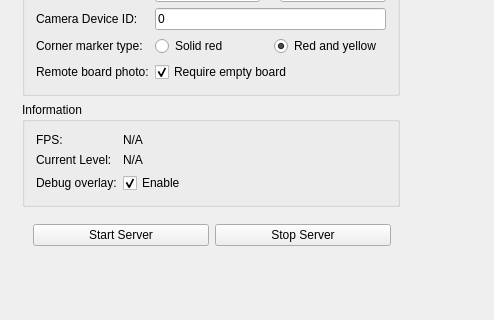
Qt form MirrorServer/Server/mainwindow.ui (thijser/ARGAME) before a commit; both pictures show x 0 to 494 and y 101 to 421 of the 828 by 522 pixel window.
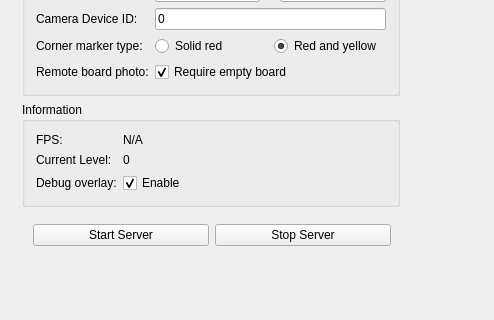
The same form after that commit.

Commit message: Set MirrorServer initial level to 0

The edit to the form file:
```diff
--- a/MirrorServer/Server/mainwindow.ui
+++ b/MirrorServer/Server/mainwindow.ui
@@ -280,7 +280,7 @@
           <item row="1" column="1">
            <widget class="QLabel" name="level">
             <property name="text">
-             <string>N/A</string>
+             <string>0</string>
             </property>
            </widget>
           </item>
```
The commit also changes 1 other file.
